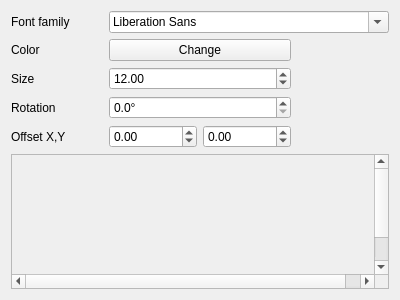
Before: the Qt Designer form src/ui/symbollayer/widget_fontmarker.ui in kadas-albireo/kadas-albireo, drawn with Qt 5.
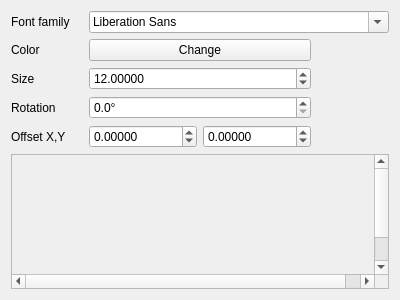
After: the same form once the commit is applied. Custom widgets are drawn as their Qt base class.

Patch:
```diff
--- a/src/ui/symbollayer/widget_fontmarker.ui
+++ b/src/ui/symbollayer/widget_fontmarker.ui
@@ -81,6 +81,9 @@
      </item>
      <item row="2" column="1">
       <widget class="QDoubleSpinBox" name="spinSize">
+       <property name="decimals">
+        <number>5</number>
+       </property>
        <property name="value">
         <double>12.000000000000000</double>
        </property>
@@ -97,6 +100,9 @@
       <layout class="QHBoxLayout" name="horizontalLayout">
        <item>
         <widget class="QDoubleSpinBox" name="spinOffsetX">
+         <property name="decimals">
+          <number>5</number>
+         </property>
          <property name="minimum">
           <double>-100000.000000000000000</double>
          </property>
@@ -107,6 +113,9 @@
        </item>
        <item>
         <widget class="QDoubleSpinBox" name="spinOffsetY">
+         <property name="decimals">
+          <number>5</number>
+         </property>
          <property name="minimum">
           <double>-100000.000000000000000</double>
          </property>
```
